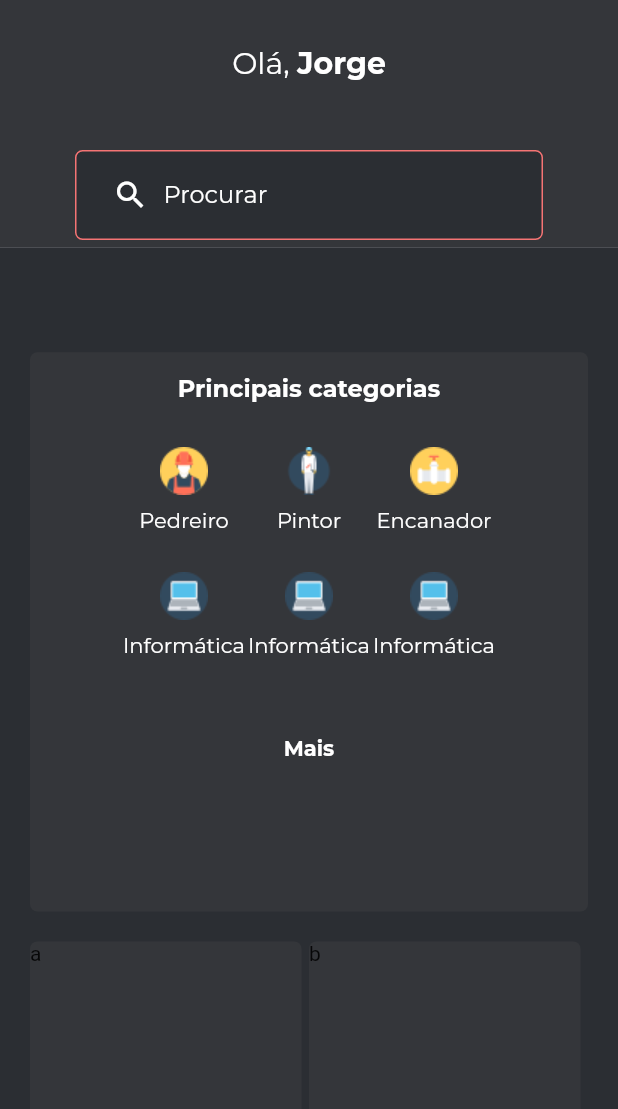
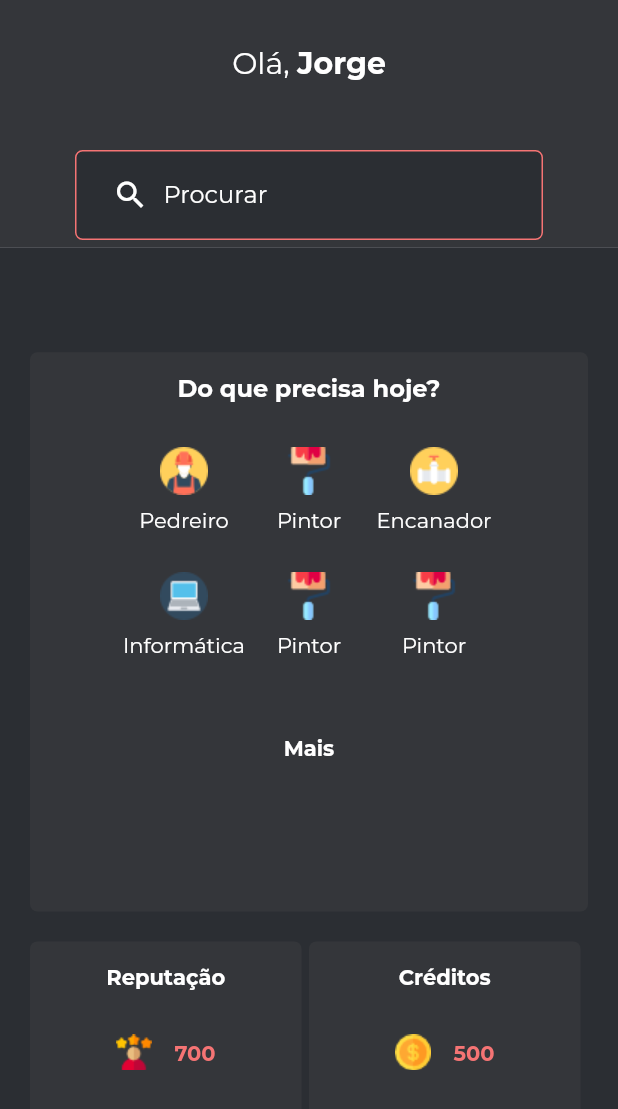
Before and after one commit to franzon/helpr-mobile, a Flutter app: the screen it shows after launch, on a phone screen of 412 x 824 dp. Shown: the top 1109 px of the screen. Run offline on Flutter 3.47's test engine with Material 2 defaults, Android fonts, the phone set to English and light mode, and no system bars; our stand-ins replace flutter_spinkit, page_transition, rxdart, splashscreen; missing offline and left inert: flutter_keychain, flutter_sequence_animation.

Commit message:
Finishing basic client home (static)

```diff
--- a/client/lib/pages/home/client_home_page.dart
+++ b/client/lib/pages/home/client_home_page.dart
@@ -88,7 +88,7 @@ class ClientHomePage extends StatelessWidget {
                                           Padding(
                                             padding: const EdgeInsets.all(15),
                                             child: Text(
-                                              "Principais categorias",
+                                              "Do que precisa hoje?",
                                               style: TextStyle(
                                                   color: Colors.white,
                                                   fontFamily: "Montserrat",
@@ -124,14 +124,14 @@ class ClientHomePage extends StatelessWidget {
                                                       "assets/icons/laptop.png",
                                                 ),
                                                 CategoryIcon(
-                                                  text: "Informática",
+                                                  text: "Pintor",
                                                   iconPath:
-                                                      "assets/icons/laptop.png",
+                                                      "assets/icons/painter.png",
                                                 ),
                                                 CategoryIcon(
-                                                  text: "Informática",
+                                                  text: "Pintor",
                                                   iconPath:
-                                                      "assets/icons/laptop.png",
+                                                      "assets/icons/painter.png",
                                                 ),
                                               ],
                                             ),
@@ -151,44 +151,6 @@ class ClientHomePage extends StatelessWidget {
                                     ],
                                   ),
                                 ),
-                                // child: Container(
-                                //   decoration: BoxDecoration(
-                                //       color: colors["backgroundColor2"],
-                                //       borderRadius: BorderRadius.circular(5)),
-                                //   child: Container(
-                                //     margin: EdgeInsets.all(30),
-                                //     child: GridView.count(
-                                //       mainAxisSpacing: 0,
-                                //       crossAxisCount: 2,
-                                //       children: <Widget>[
-                                //         CategoryIcon(
-                                //           text: "Pedreiro",
-                                //           iconPath: "assets/icons/worker.png",
-                                //         ),
-                                //         CategoryIcon(
-                                //           text: "Pintor",
-                                //           iconPath: "assets/icons/painter.png",
-                                //         ),
-                                //         CategoryIcon(
-                                //           text: "Encanador",
-                                //           iconPath: "assets/icons/gas-pipe.png",
-                                //         ),
-                                //         CategoryIcon(
-                                //           text: "Informática",
-                                //           iconPath: "assets/icons/laptop.png",
-                                //         ),
-                                //         CategoryIcon(
-                                //           text: "Encanador",
-                                //           iconPath: "assets/icons/gas-pipe.png",
-                                //         ),
-                                //         CategoryIcon(
-                                //           text: "Informática",
-                                //           iconPath: "assets/icons/laptop.png",
-                                //         ),
-                                //       ],
-                                //     ),
-                                //   ),
-                                // ),
                               ),
                               Expanded(
                                 flex: 1,
@@ -203,7 +165,50 @@ class ClientHomePage extends StatelessWidget {
                                       Expanded(
                                         child: Container(
                                           margin: EdgeInsets.only(right: 5),
-                                          child: Text("a"),
+                                          child: Column(
+                                            children: <Widget>[
+                                              Padding(
+                                                padding:
+                                                    const EdgeInsets.all(15.0),
+                                                child: Text(
+                                                  "Reputação",
+                                                  style: TextStyle(
+                                                      color: Colors.white,
+                                                      fontFamily: "Montserrat",
+                                                      fontWeight:
+                                                          FontWeight.bold),
+                                                ),
+                                              ),
+                                              Padding(
+                                                padding:
+                                                    const EdgeInsets.all(15.0),
+                                                child: Row(
+                                                  mainAxisAlignment:
+                                                      MainAxisAlignment.center,
+                                                  children: <Widget>[
+                                                    Image.asset(
+                                                        "assets/icons/reputation.png"),
+                                                    Padding(
+                                                      padding:
+                                                          const EdgeInsets.only(
+                                                              left: 15.0),
+                                                      child: Text(
+                                                        "700",
+                                                        style: TextStyle(
+                                                          color: colors[
+                                                              "primaryColor"],
+                                                          fontWeight:
+                                                              FontWeight.bold,
+                                                          fontFamily:
+                                                              "Montserrat",
+                                                        ),
+                                                      ),
+                                                    )
+                                                  ],
+                                                ),
+                                              )
+                                            ],
+                                          ),
                                           decoration: BoxDecoration(
                                               color: colors["backgroundColor2"],
                                               borderRadius:
@@ -213,7 +218,50 @@ class ClientHomePage extends StatelessWidget {
                                       Expanded(
                                         child: Container(
                                           margin: EdgeInsets.only(right: 5),
-                                          child: Text("b"),
+                                          child: Column(
+                                            children: <Widget>[
+                                              Padding(
+                                                padding:
+                                                    const EdgeInsets.all(15.0),
+                                                child: Text(
+                                                  "Créditos",
+                                                  style: TextStyle(
+                                                      color: Colors.white,
+                                                      fontFamily: "Montserrat",
+                                                      fontWeight:
+                                                          FontWeight.bold),
+                                                ),
+                                              ),
+                                              Padding(
+                                                padding:
+                                                    const EdgeInsets.all(15.0),
+                                                child: Row(
+                                                  mainAxisAlignment:
+                                                      MainAxisAlignment.center,
+                                                  children: <Widget>[
+                                                    Image.asset(
+                                                        "assets/icons/dollar.png"),
+                                                    Padding(
+                                                      padding:
+                                                          const EdgeInsets.only(
+                                                              left: 15.0),
+                                                      child: Text(
+                                                        "500",
+                                                        style: TextStyle(
+                                                          color: colors[
+                                                              "primaryColor"],
+                                                          fontWeight:
+                                                              FontWeight.bold,
+                                                          fontFamily:
+                                                              "Montserrat",
+                                                        ),
+                                                      ),
+                                                    )
+                                                  ],
+                                                ),
+                                              )
+                                            ],
+                                          ),
                                           decoration: BoxDecoration(
                                               color: colors["backgroundColor2"],
                                               borderRadius:
```
Also changed, not shown: client/assets/icons/dollar.png (added), client/assets/icons/painter.png, client/assets/icons/reputation.png (added).
